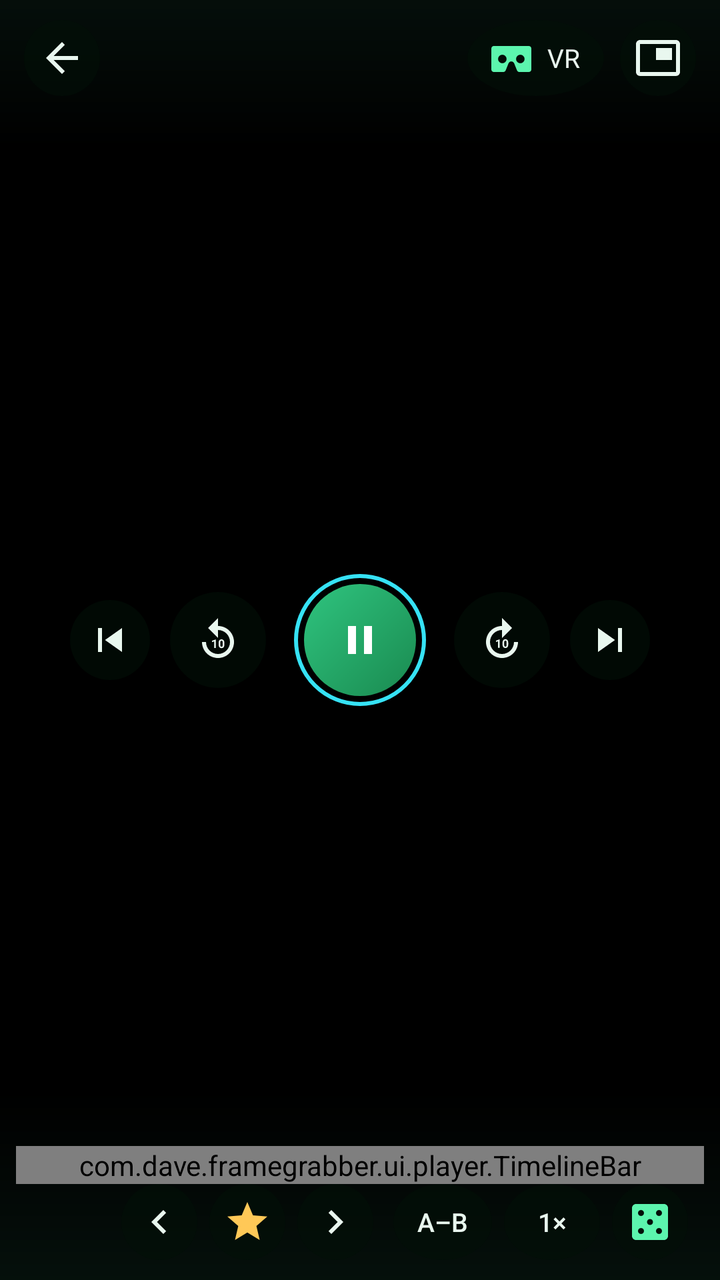
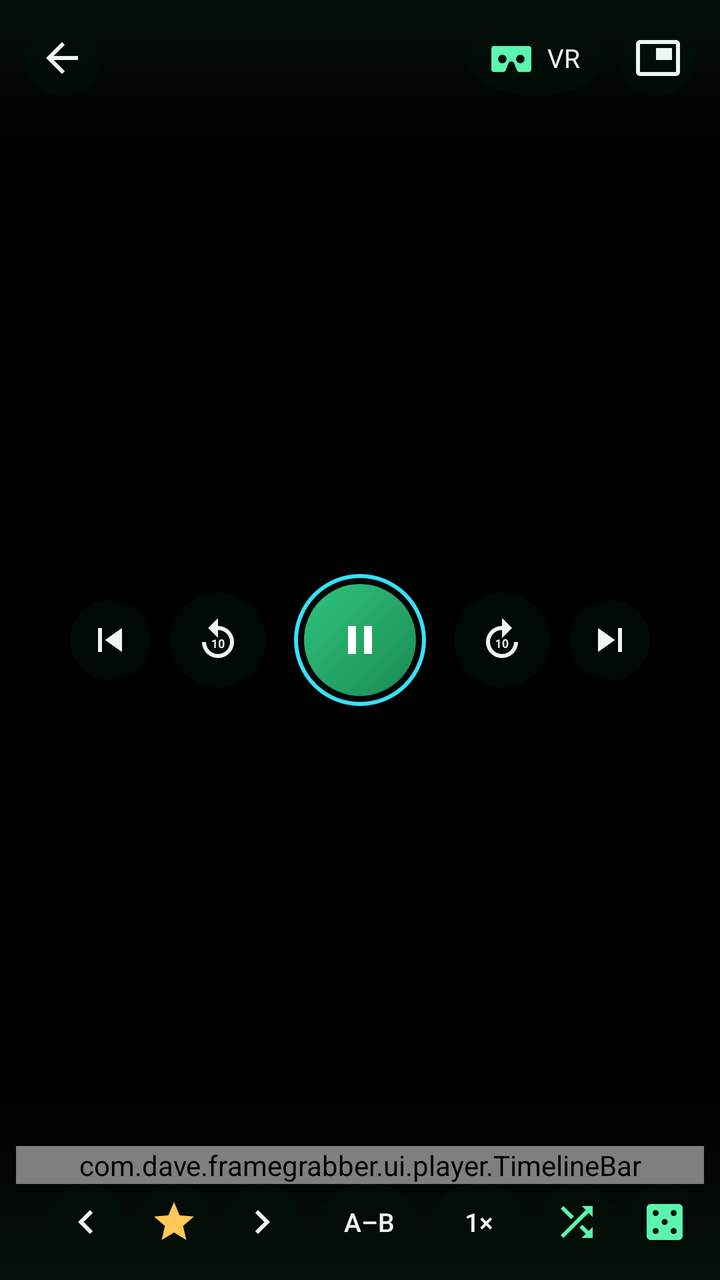

Two renders of the same Android screen: before a commit and after it. Below are the layout's source before the change and the commit's diff.
<!-- AndroidManifest.xml: activity theme AppTheme -->
<!-- res/layout/activity_player.xml -->
<?xml version="1.0" encoding="utf-8"?>
<FrameLayout xmlns:android="http://schemas.android.com/apk/res/android"
    android:id="@+id/playerRoot"
    android:layout_width="match_parent"
    android:layout_height="match_parent"
    android:background="#FF000000">

    <TextureView
        android:id="@+id/videoView"
        android:layout_width="match_parent"
        android:layout_height="match_parent" />

    
    <FrameLayout
        android:id="@+id/vrHost"
        android:layout_width="match_parent"
        android:layout_height="match_parent"
        android:visibility="gone" />

    
    <View
        android:id="@+id/gestureLayer"
        android:layout_width="match_parent"
        android:layout_height="match_parent" />

    
    <LinearLayout
        android:id="@+id/gestureInfo"
        android:layout_width="wrap_content"
        android:layout_height="wrap_content"
        android:layout_gravity="center"
        android:background="@drawable/bg_player_pill"
        android:gravity="center"
        android:orientation="vertical"
        android:paddingStart="22dp"
        android:paddingTop="12dp"
        android:paddingEnd="22dp"
        android:paddingBottom="12dp"
        android:visibility="gone">
        <ImageView
            android:id="@+id/gestureIcon"
            android:layout_width="30dp"
            android:layout_height="30dp"
            android:tint="@color/accent" />
        <TextView
            android:id="@+id/gestureText"
            android:layout_width="wrap_content"
            android:layout_height="wrap_content"
            android:layout_marginTop="4dp"
            android:fontFamily="sans-serif-medium"
            android:textColor="@color/text"
            android:textSize="18sp" />
        <ProgressBar
            android:id="@+id/gestureLevel"
            style="@android:style/Widget.Material.ProgressBar.Horizontal"
            android:layout_width="120dp"
            android:layout_height="wrap_content"
            android:layout_marginTop="6dp"
            android:max="100"
            android:progressBackgroundTint="@color/stroke"
            android:progressTint="@color/accent" />
    </LinearLayout>

    
    <TextView
        android:id="@+id/snack"
        android:layout_width="wrap_content"
        android:layout_height="wrap_content"
        android:layout_gravity="bottom|center_horizontal"
        android:layout_marginBottom="150dp"
        android:background="@drawable/bg_player_pill"
        android:paddingStart="18dp"
        android:paddingTop="10dp"
        android:paddingEnd="18dp"
        android:paddingBottom="10dp"
        android:textColor="@color/text"
        android:textSize="14sp"
        android:visibility="gone" />

    
    <FrameLayout
        android:id="@+id/controls"
        android:layout_width="match_parent"
        android:layout_height="match_parent">

        
        <LinearLayout
            android:id="@+id/topBar"
            android:layout_width="match_parent"
            android:layout_height="wrap_content"
            android:layout_gravity="top"
            android:background="@drawable/bg_player_top"
            android:gravity="center_vertical"
            android:orientation="horizontal"
            android:paddingStart="12dp"
            android:paddingTop="10dp"
            android:paddingEnd="12dp"
            android:paddingBottom="26dp">
            <ImageButton
                android:id="@+id/btnBack"
                style="@style/GlassBtn"
                android:contentDescription="Назад"
                android:src="@drawable/ic_arrow_back" />
            <LinearLayout
                android:layout_width="0dp"
                android:layout_height="wrap_content"
                android:layout_weight="1"
                android:orientation="vertical"
                android:paddingStart="12dp"
                android:paddingEnd="8dp">
                <TextView
                    android:id="@+id/txtTitle"
                    android:layout_width="wrap_content"
                    android:layout_height="wrap_content"
                    android:ellipsize="middle"
                    android:fontFamily="sans-serif-medium"
                    android:maxLines="1"
                    android:textColor="@color/text"
                    android:textSize="16sp" />
                <TextView
                    android:id="@+id/txtSub"
                    android:layout_width="wrap_content"
                    android:layout_height="wrap_content"
                    android:maxLines="1"
                    android:textColor="@color/accent"
                    android:textSize="12sp" />
            </LinearLayout>
            <TextView
                android:id="@+id/btnVr"
                android:layout_width="wrap_content"
                android:layout_height="38dp"
                android:layout_marginEnd="8dp"
                android:background="@drawable/btn_icon_glass"
                android:drawableStart="@drawable/ic_vr"
                android:drawablePadding="6dp"
                android:drawableTint="@color/accent"
                android:gravity="center"
                android:paddingStart="10dp"
                android:paddingEnd="12dp"
                android:stateListAnimator="@animator/press_scale"
                android:text="VR"
                android:textColor="@color/text"
                android:textSize="13sp" />
            <ImageButton
                android:id="@+id/btnPip"
                style="@style/GlassBtn"
                android:contentDescription="Картинка в картинке"
                android:src="@drawable/ic_pip" />
        </LinearLayout>

        
        <HorizontalScrollView
            android:id="@+id/vrBar"
            android:layout_width="match_parent"
            android:layout_height="wrap_content"
            android:layout_gravity="top"
            android:layout_marginTop="64dp"
            android:paddingStart="12dp"
            android:paddingEnd="12dp"
            android:scrollbars="none"
            android:visibility="gone">
            <LinearLayout
                android:id="@+id/vrChips"
                android:layout_width="wrap_content"
                android:layout_height="wrap_content"
                android:gravity="center_vertical"
                android:orientation="horizontal" />
        </HorizontalScrollView>

        
        <LinearLayout
            android:id="@+id/centerRow"
            android:layout_width="wrap_content"
            android:layout_height="wrap_content"
            android:layout_gravity="center"
            android:gravity="center"
            android:orientation="horizontal">
            <ImageButton
                android:id="@+id/btnFramePrev"
                style="@style/GlassBtn"
                android:layout_width="40dp"
                android:layout_height="40dp"
                android:contentDescription="Кадр назад"
                android:src="@drawable/ic_frame_prev" />
            <ImageButton
                android:id="@+id/btnBack10"
                style="@style/GlassBtn"
                android:layout_width="48dp"
                android:layout_height="48dp"
                android:layout_marginStart="10dp"
                android:contentDescription="Назад 10 секунд"
                android:src="@drawable/ic_replay10" />
            <ImageButton
                android:id="@+id/btnPlay"
                android:layout_width="66dp"
                android:layout_height="66dp"
                android:layout_marginStart="14dp"
                android:layout_marginEnd="14dp"
                android:background="@drawable/btn_shutter"
                android:contentDescription="Пауза / продолжить"
                android:scaleType="center"
                android:src="@drawable/ic_pause"
                android:stateListAnimator="@animator/press_scale"
                android:tint="#FFFFFFFF" />
            <ImageButton
                android:id="@+id/btnFwd10"
                style="@style/GlassBtn"
                android:layout_width="48dp"
                android:layout_height="48dp"
                android:layout_marginEnd="10dp"
                android:contentDescription="Вперёд 10 секунд"
                android:src="@drawable/ic_forward10" />
            <ImageButton
                android:id="@+id/btnFrameNext"
                style="@style/GlassBtn"
                android:layout_width="40dp"
                android:layout_height="40dp"
                android:contentDescription="Кадр вперёд"
                android:src="@drawable/ic_frame_next" />
        </LinearLayout>

        
        <LinearLayout
            android:id="@+id/bottomBar"
            android:layout_width="match_parent"
            android:layout_height="wrap_content"
            android:layout_gravity="bottom"
            android:background="@drawable/bg_player_bottom"
            android:orientation="vertical"
            android:paddingStart="8dp"
            android:paddingTop="28dp"
            android:paddingEnd="8dp"
            android:paddingBottom="10dp">

            <com.dave.framegrabber.ui.player.TimelineBar
                android:id="@+id/timeline"
                android:layout_width="match_parent"
                android:layout_height="wrap_content" />

            <LinearLayout
                android:layout_width="match_parent"
                android:layout_height="wrap_content"
                android:gravity="center_vertical"
                android:orientation="horizontal"
                android:paddingStart="8dp"
                android:paddingEnd="8dp">
                <TextView
                    android:id="@+id/txtTime"
                    android:layout_width="wrap_content"
                    android:layout_height="wrap_content"
                    android:paddingEnd="8dp"
                    android:fontFamily="monospace"
                    android:maxLines="1"
                    android:textColor="@color/text"
                    android:textSize="13sp" />
                <HorizontalScrollView
                    android:layout_width="0dp"
                    android:layout_height="wrap_content"
                    android:layout_weight="1"
                    android:fillViewport="true"
                    android:scrollbars="none">
                    <LinearLayout
                        android:layout_width="match_parent"
                        android:layout_height="wrap_content"
                        android:gravity="center_vertical|end"
                        android:orientation="horizontal">
                        <ImageButton
                            android:id="@+id/btnMomentPrev"
                            style="@style/GlassBtn"
                            android:contentDescription="Предыдущий момент"
                            android:src="@drawable/ic_chev_left" />
                        <ImageButton
                            android:id="@+id/btnMoment"
                            style="@style/GlassBtn"
                            android:layout_marginStart="6dp"
                            android:contentDescription="Отметить лучший момент"
                            android:src="@drawable/ic_star"
                            android:tint="@color/warn" />
                        <ImageButton
                            android:id="@+id/btnMomentNext"
                            style="@style/GlassBtn"
                            android:layout_marginStart="6dp"
                            android:contentDescription="Следующий момент"
                            android:src="@drawable/ic_chev_right" />
                        <TextView
                            android:id="@+id/btnAB"
                            style="@style/PlayerChip"
                            android:layout_marginStart="10dp"
                            android:text="A–B" />
                        <TextView
                            android:id="@+id/btnSpeed"
                            style="@style/PlayerChip"
                            android:layout_marginStart="6dp"
                            android:text="1×" />
                        <ImageButton
                            android:id="@+id/btnRandom"
                            style="@style/GlassBtn"
                            android:layout_marginStart="6dp"
                            android:contentDescription="Случайный горячий момент"
                            android:src="@drawable/ic_dice"
                            android:tint="@color/accent" />
                    </LinearLayout>
                </HorizontalScrollView>
            </LinearLayout>
        </LinearLayout>
    </FrameLayout>
</FrameLayout>
<!-- resources referenced by this layout -->
<resources>
  <color name="accent">#FF5CF5AE</color>
  <color name="stroke">#FF234A38</color>
  <color name="text">#FFE9F7EF</color>
  <color name="warn">#FFFFC857</color>
  <!-- drawable bg_player_bottom (drawable) -->
  <?xml version="1.0" encoding="utf-8"?>
  <shape xmlns:android="http://schemas.android.com/apk/res/android" android:shape="rectangle">
      <gradient android:angle="90" android:startColor="#E006120D" android:endColor="#0006120D" />
  </shape>
  <!-- drawable bg_player_pill (drawable) -->
  <?xml version="1.0" encoding="utf-8"?>
  <shape xmlns:android="http://schemas.android.com/apk/res/android" android:shape="rectangle">
      <solid android:color="#CC0B1A14" />
      <corners android:radius="18dp" />
      <stroke android:width="1dp" android:color="#665CF5AE" />
  </shape>
  <!-- drawable bg_player_top (drawable) -->
  <?xml version="1.0" encoding="utf-8"?>
  <shape xmlns:android="http://schemas.android.com/apk/res/android" android:shape="rectangle">
      <gradient android:angle="270" android:startColor="#CC06120D" android:endColor="#0006120D" />
  </shape>
  <!-- drawable btn_icon_glass (drawable) -->
  <?xml version="1.0" encoding="utf-8"?>
  <ripple xmlns:android="http://schemas.android.com/apk/res/android" android:color="#557FE0A6">
      <item>
          <shape android:shape="oval">
              <solid android:color="#99031008" />
          </shape>
      </item>
  </ripple>
  <!-- drawable ic_frame_next (drawable) -->
  <?xml version="1.0" encoding="utf-8"?>
  <vector xmlns:android="http://schemas.android.com/apk/res/android"
      android:width="24dp" android:height="24dp"
      android:viewportWidth="24" android:viewportHeight="24">
      <path android:fillColor="#FFFFFFFF" android:pathData="M6,18l8.5,-6L6,6v12zM16,6v12h2V6h-2z" />
  </vector>
  <!-- drawable ic_frame_prev (drawable) -->
  <?xml version="1.0" encoding="utf-8"?>
  <vector xmlns:android="http://schemas.android.com/apk/res/android"
      android:width="24dp" android:height="24dp"
      android:viewportWidth="24" android:viewportHeight="24">
      <path android:fillColor="#FFFFFFFF" android:pathData="M6,6h2v12H6zM9.5,12l8.5,6V6z" />
  </vector>
  <style name="GlassBtn">
          <item name="android:layout_width">38dp</item>
          <item name="android:layout_height">38dp</item>
          <item name="android:background">@drawable/btn_icon_glass</item>
          <item name="android:tint">@color/text</item>
          <item name="android:scaleType">center</item>
          <item name="android:stateListAnimator">@animator/press_scale</item>
      </style>
  <color name="cyan">#FF36E2F5</color>
  <color name="primaryBright">#FF2FC47F</color>
  <color name="primary">#FF1A8A50</color>
  <color name="bg">#FF04120B</color>
  <color name="textDim">#FF94BCA6</color>
  <style name="DialogTheme" parent="android:Theme.Material.Dialog.Alert">
          <item name="android:windowBackground">@drawable/bg_dialog</item>
          <item name="android:colorAccent">@color/accent</item>
          <item name="android:textColorPrimary">@color/text</item>
      </style>
  <!-- drawable bg_dialog (drawable) -->
  <?xml version="1.0" encoding="utf-8"?>
  <inset xmlns:android="http://schemas.android.com/apk/res/android" android:inset="16dp">
      <shape android:shape="rectangle">
          <solid android:color="@color/surface" />
          <corners android:radius="20dp" />
          <stroke android:width="1dp" android:color="@color/stroke" />
      </shape>
  </inset>
  <color name="surface">#E00C2218</color>
  <!-- unchanged entries left out for length: 13 -->
</resources>

<!-- the commit's change to res/layout/activity_player.xml (unified diff, before → after) -->
@@ -293,6 +293,13 @@
                             android:layout_marginStart="6dp"
                             android:text="1×" />
                         <ImageButton
+                            android:id="@+id/btnRandomVideo"
+                            style="@style/GlassBtn"
+                            android:layout_marginStart="6dp"
+                            android:contentDescription="Случайное видео"
+                            android:src="@drawable/ic_shuffle"
+                            android:tint="@color/accent" />
+                        <ImageButton
                             android:id="@+id/btnRandom"
                             style="@style/GlassBtn"
                             android:layout_marginStart="6dp"
<!-- resource entries referenced after the edit -->
@@ -44,6 +44,13 @@
       android:viewportWidth="24" android:viewportHeight="24">
       <path android:fillColor="#FFFFFFFF" android:pathData="M6,6h2v12H6zM9.5,12l8.5,6V6z" />
   </vector>
+  <!-- drawable ic_shuffle (drawable) -->
+  <?xml version="1.0" encoding="utf-8"?>
+  <vector xmlns:android="http://schemas.android.com/apk/res/android"
+      android:width="24dp" android:height="24dp"
+      android:viewportWidth="24" android:viewportHeight="24">
+      <path android:fillColor="#FFFFFFFF" android:pathData="M10.59,9.17L5.41,4 4,5.41l5.17,5.17 1.42,-1.41zM14.5,4l2.04,2.04L4,18.59 5.41,20 17.96,7.46 20,9.5V4h-5.5zM14.83,13.41l-1.41,1.41 3.13,3.13L14.5,20H20v-5.5l-2.04,2.04 -3.13,-3.13z" />
+  </vector>
   <style name="GlassBtn">
           <item name="android:layout_width">38dp</item>
           <item name="android:layout_height">38dp</item>
